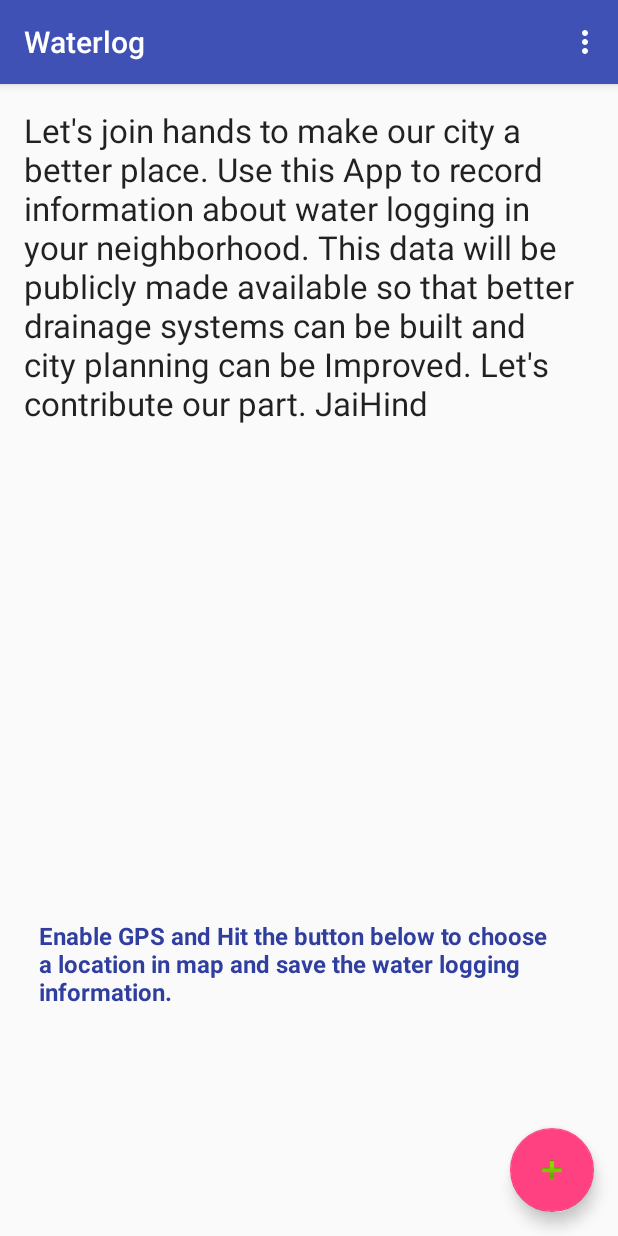
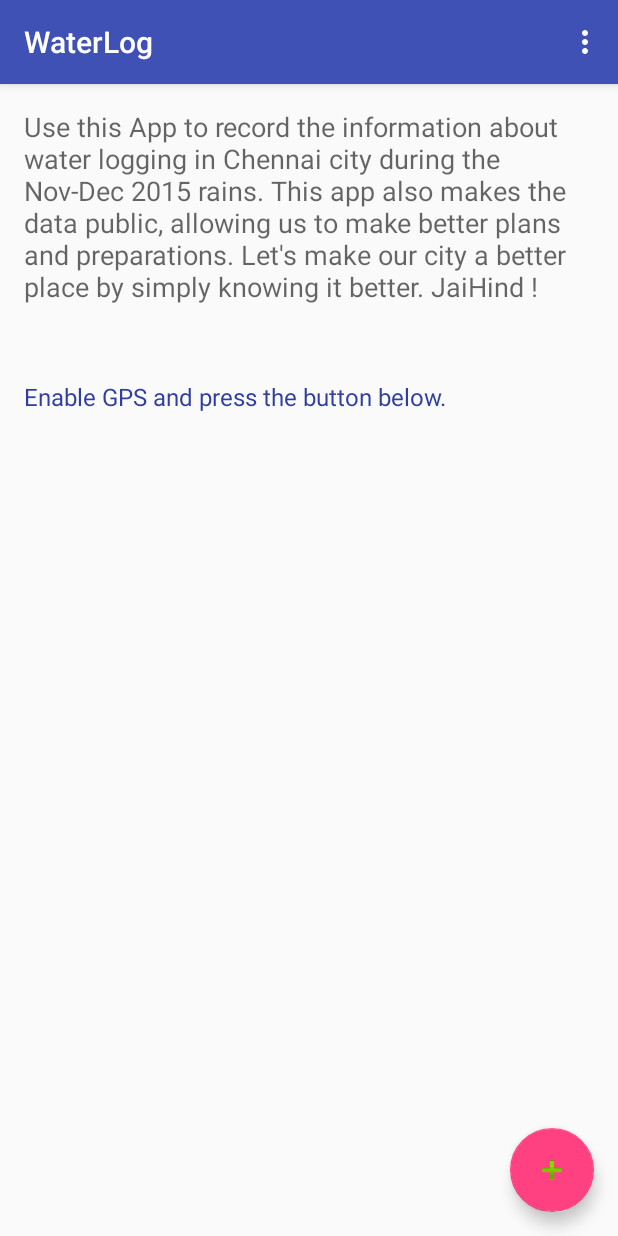
Before and after one commit to vumaasha/Waterlog, an Android app: the screen it shows after launch (MainActivity), on a phone screen of 412 x 824 dp. Run offline under Robolectric (Android 15) with nearby library versions, the light colour scheme and no system bars.

Commit message:
UI Revamp

```diff
--- a/app/src/main/res/layout/content_main.xml
+++ b/app/src/main/res/layout/content_main.xml
@@ -11,7 +11,8 @@
 
     <TextView android:id="@+id/launch_msg" android:text="@string/entry_msg" android:layout_width="wrap_content"
         android:layout_height="wrap_content"
-        android:textAppearance="?android:attr/textAppearanceLarge" />
+        android:textAppearance="?android:attr/textAppearanceMedium"
+        android:layout_alignParentTop="false" />
 
     <TextView
         android:layout_width="wrap_content"
@@ -19,14 +20,14 @@
         android:textAppearance="?android:attr/textAppearanceSmall"
         android:text="@string/entry_help"
         android:id="@+id/textView"
-        android:layout_alignParentBottom="true"
-        android:layout_alignParentLeft="true"
-        android:layout_alignParentStart="true"
-        android:layout_marginBottom="126dp"
+        android:layout_alignParentBottom="false"
+        android:layout_alignParentLeft="false"
+        android:layout_alignParentStart="false"
         android:textColor="@color/colorPrimaryDark"
         android:singleLine="false"
-        android:padding="10dp"
-        android:textStyle="bold"
-        style="@android:style/TextAppearance.DeviceDefault.Widget.DropDownHint" />
+        android:textStyle="normal"
+        style="@android:style/TextAppearance.DeviceDefault.Widget.DropDownHint"
+        android:layout_below="@+id/launch_msg"
+        android:layout_marginTop="50dp" />
 
 </RelativeLayout>
--- a/app/src/main/res/values/strings.xml
+++ b/app/src/main/res/values/strings.xml
@@ -1,5 +1,5 @@
 <resources>
-    <string name="app_name">Waterlog</string>
+    <string name="app_name">WaterLog</string>
     <string name="action_settings">Settings</string>
     <string name="title_activity_maps">Waterlog</string>
     <string name="no_location_detected">Unable to get Location. Please enable GPS.</string>
@@ -7,6 +7,10 @@
     <string name="feet_1_3">1-3 feet</string>
     <string name="feet_3_6">3-6 Feet</string>
     <string name="feet_above_6">above 6 Feet</string>
-    <string name="entry_msg">Let\'s join hands to make our city a better place. Use this App to record information about water logging in your neighborhood. This data will be publicly made available so that better drainage systems can be built and city planning can be Improved. Let\'s contribute our part. JaiHind</string>
-    <string name="entry_help">Enable GPS and Hit the button below to choose a location in map and save the water logging information.</string>
+    <string name="entry_msg">Use this App to record the information about water logging in Chennai city during the Nov-Dec 2015 rains. This app also makes the data public, allowing us to make better plans and preparations.  Let\'s make our city a better place by simply knowing it better. JaiHind ! </string>
+    <string name="entry_help">Enable GPS and press the button below.</string>
+    <string name="logging_level_none">None</string>
+    <string name="logging_level_low">Low</string>
+    <string name="logging_level_medium">Medium</string>
+    <string name="logging_level_high">High</string>
 </resources>
```
Also changed, not shown: app/src/main/java/waterlogging/pilatus/in/datacollection/MapsActivity.java (+8 -4 lines), app/src/main/java/waterlogging/pilatus/in/datacollection/WaterLoggingFragment.java (+23 -8 lines).
